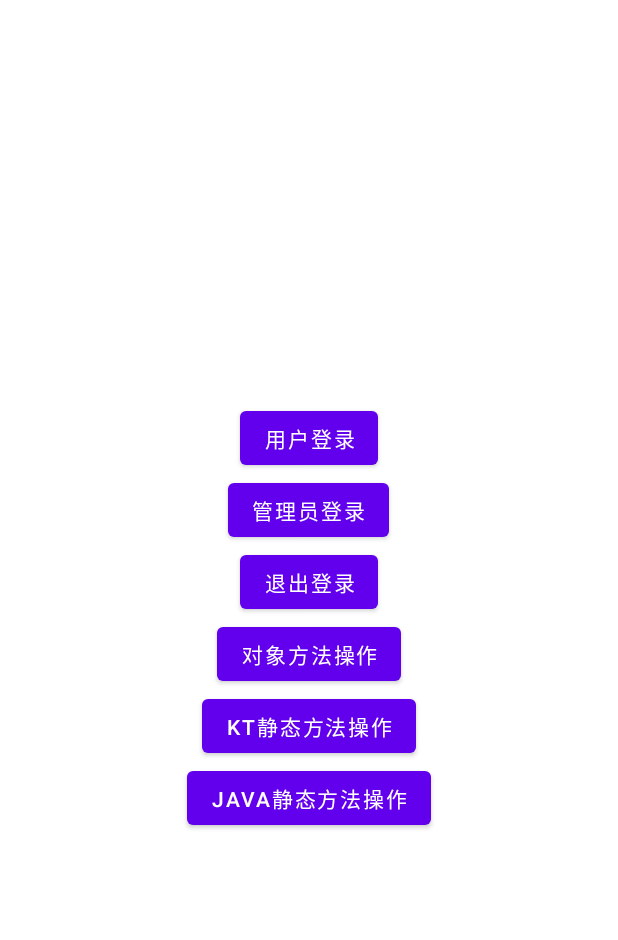
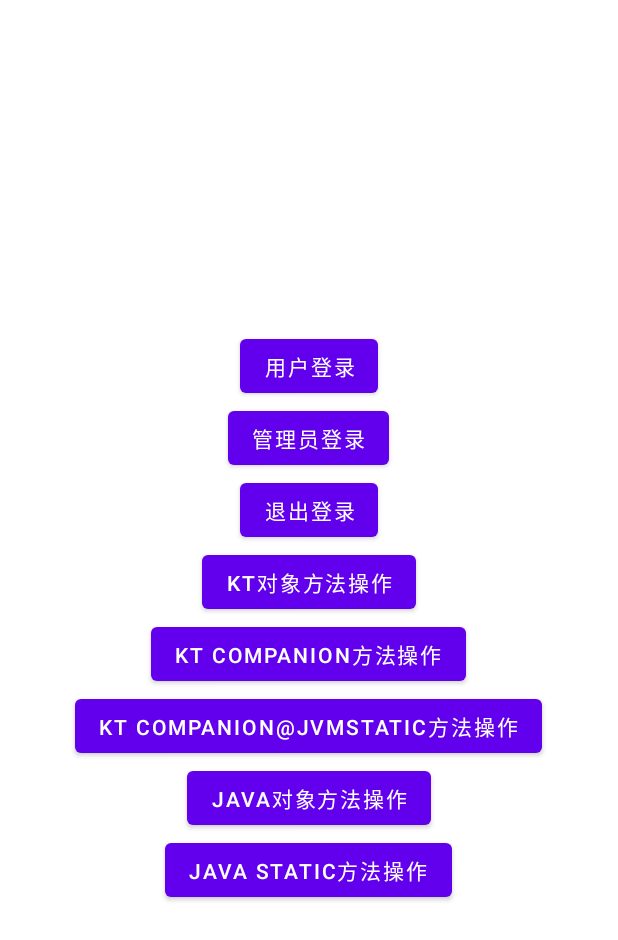
Before and after one commit to Coyamo/KAop, an Android app: the layout activity_main.xml on its own in the app's theme, with its tools: preview values and no code run, on a phone screen of 412 x 824 dp. Shown: the top 940 px of the screen. Run offline under Robolectric (Android 15) with nearby library versions, the phone set to English and light mode, and no system bars.

Commit message:
兼容Java调用

```diff
--- a/app/src/main/java/io/github/coyamo/kaopdemo/aspect/auth/NeedToken.java
+++ b/app/src/main/java/io/github/coyamo/kaopdemo/aspect/auth/NeedToken.java
@@ -1,7 +1,13 @@
 package io.github.coyamo.kaopdemo.aspect.auth;
+
+import java.lang.annotation.Retention;
+import java.lang.annotation.RetentionPolicy;
 
 import io.github.coyamo.kaop.AspectAnnotation;
 
 @AspectAnnotation(plugin = AuthAspect.class)
+//如果是kotlin使用 默认为RUNTIME
+//Java调用则需要标记为RUNTIME
+@Retention(RetentionPolicy.RUNTIME)
 public @interface NeedToken{
 }
--- a/app/src/main/res/layout/activity_main.xml
+++ b/app/src/main/res/layout/activity_main.xml
@@ -32,17 +32,31 @@
         android:id="@+id/action"
         android:layout_width="wrap_content"
         android:layout_height="wrap_content"
-        android:text="对象方法操作"/>
+        android:text="Kt对象方法操作"/>
+
     <Button
         android:id="@+id/action2"
         android:layout_width="wrap_content"
         android:layout_height="wrap_content"
-        android:text="Kt静态方法操作"/>
+        android:text="Kt companion方法操作"/>
 
     <Button
         android:id="@+id/action3"
         android:layout_width="wrap_content"
         android:layout_height="wrap_content"
-        android:text="Java静态方法操作"/>
+        android:text="Kt companion@JvmStatic方法操作"/>
+
+
+    <Button
+        android:id="@+id/action4"
+        android:layout_width="wrap_content"
+        android:layout_height="wrap_content"
+        android:text="Java对象方法操作"/>
+
+    <Button
+        android:id="@+id/action5"
+        android:layout_width="wrap_content"
+        android:layout_height="wrap_content"
+        android:text="Java Static方法操作"/>
 
 </LinearLayout>
--- a/kaop/src/main/java/io/github/coyamo/kaop/KAop.kt
+++ b/kaop/src/main/java/io/github/coyamo/kaop/KAop.kt
@@ -9,9 +9,14 @@ object KAop {
     const val ORDER_FILED_NAME = "order"
     const val DEFAULT_ORDER = Int.MAX_VALUE
 
+    @JvmStatic
     fun inject(owner: Any): Pointcut {
         return Pointcut(owner)
     }
 
+    /**
+     * 和[inject]一样
+     */
+    @JvmStatic
     operator fun invoke(owner: Any) = Pointcut(owner)
 }
--- a/kaop/src/main/java/io/github/coyamo/kaop/MethodGetter.kt
+++ b/kaop/src/main/java/io/github/coyamo/kaop/MethodGetter.kt
@@ -6,6 +6,6 @@ package io.github.coyamo.kaop
  * @date 2022/12/17 00:47
  * @version 1.0
  */
-interface MethodGetter<T> {
+fun interface MethodGetter<T> {
     fun proxy(): T
 }
```
Also changed, not shown: app/src/main/java/io/github/coyamo/kaopdemo/JavaCase.java (added, +32 -0 lines), app/src/main/java/io/github/coyamo/kaopdemo/KtClassCase.kt (added, +14 -0 lines), app/src/main/java/io/github/coyamo/kaopdemo/KtObjectCase.kt (added, +20 -0 lines), app/src/main/java/io/github/coyamo/kaopdemo/MainActivity.kt (+20 -33 lines), kaop/src/main/java/io/github/coyamo/kaop/Pointcut.kt (+18 -0 lines), 1 other file.
